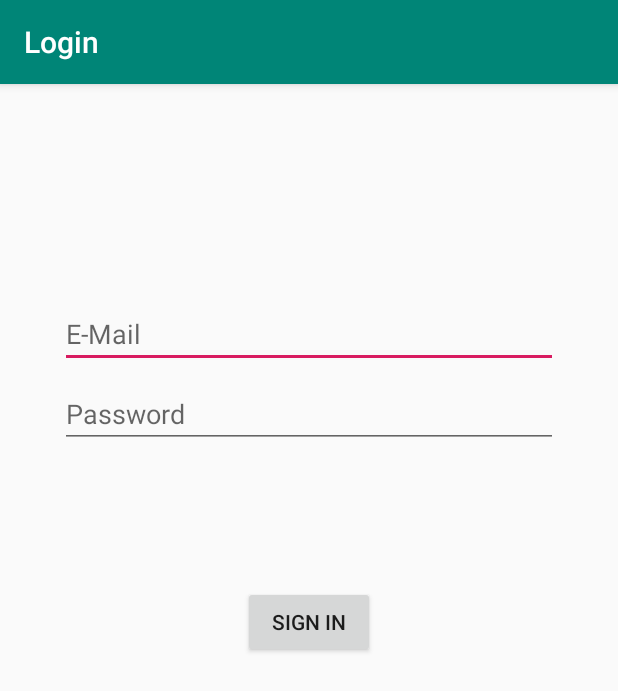
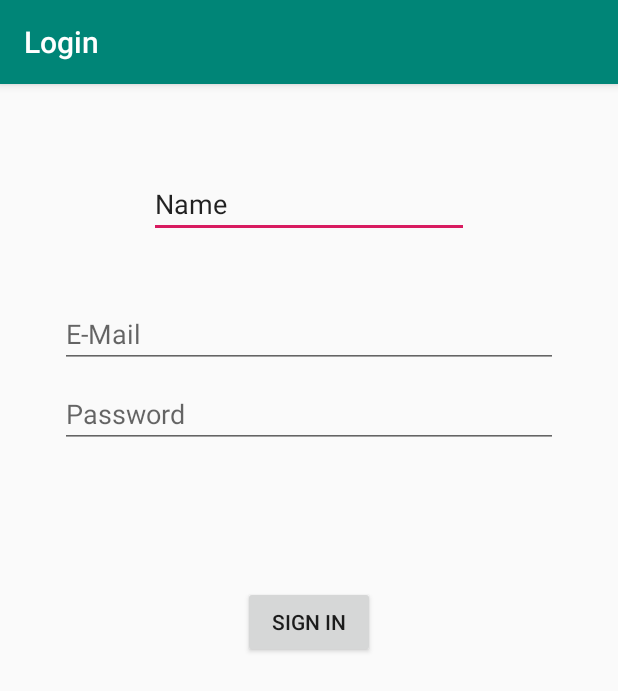
Before and after one commit to Dolev/Worki, an Android app: the screen it shows after launch (LoginRegisterActivity), after a tap on "LOGIN", on a phone screen of 412 x 824 dp. Shown: the top 691 px of the screen. Run offline under Robolectric (Android 15) with nearby library versions, the phone set to English and light mode, and no system bars; our stand-ins replace Firebase (no records; nobody signed in at launch, a user with empty details on screens opened directly).

Commit message:
added name to registration

```diff
--- a/app/src/main/res/layout/activity_login_register.xml
+++ b/app/src/main/res/layout/activity_login_register.xml
@@ -10,6 +10,18 @@
     android:paddingRight="@dimen/activity_horizontal_margin"
     android:paddingBottom="@dimen/activity_vertical_margin"
     tools:context=".ui.login.LoginRegisterActivity">
+
+    <EditText
+        android:id="@+id/name"
+        android:layout_width="wrap_content"
+        android:layout_height="wrap_content"
+        android:ems="10"
+        android:inputType="textPersonName"
+        android:text="Name"
+        app:layout_constraintBottom_toTopOf="@+id/email"
+        app:layout_constraintEnd_toEndOf="parent"
+        app:layout_constraintStart_toStartOf="parent"
+        app:layout_constraintTop_toTopOf="parent" />
 
     <EditText
         android:id="@+id/email"
```
Also changed, not shown: app/src/main/java/edu/ariel/SE_project/worki/ui/login/LoginRegisterActivity.java (+40 -0 lines).
